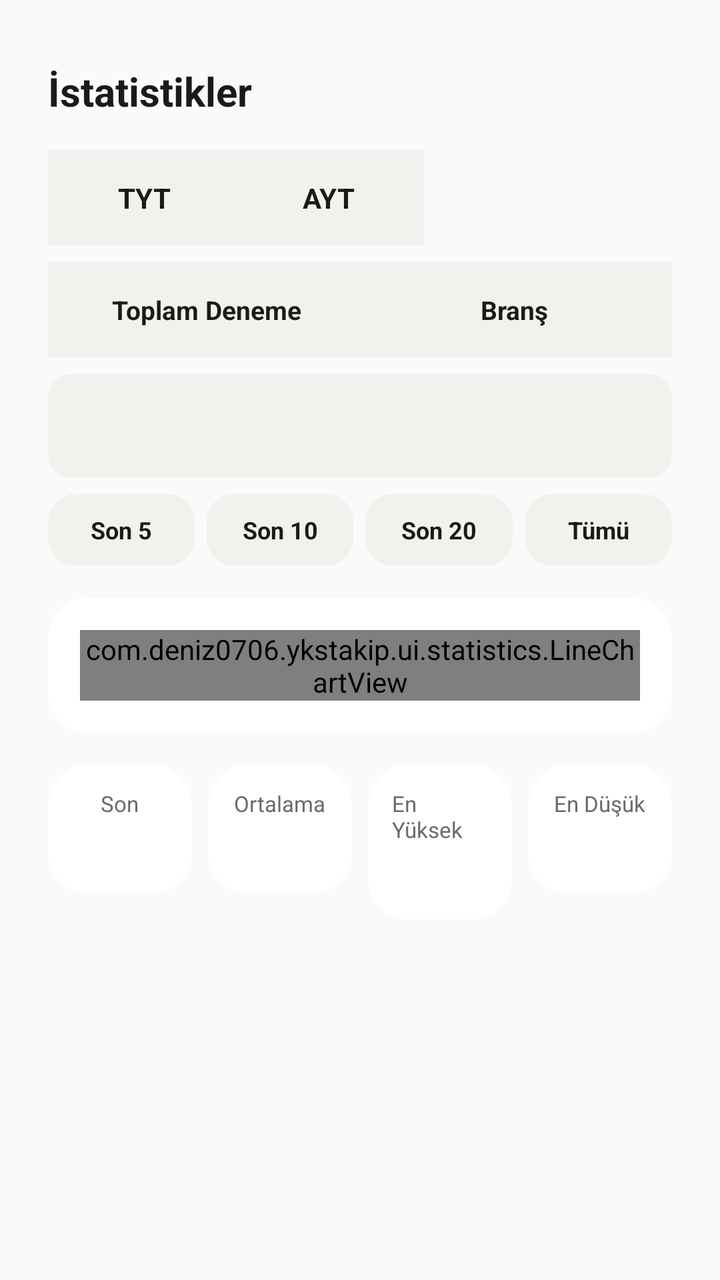
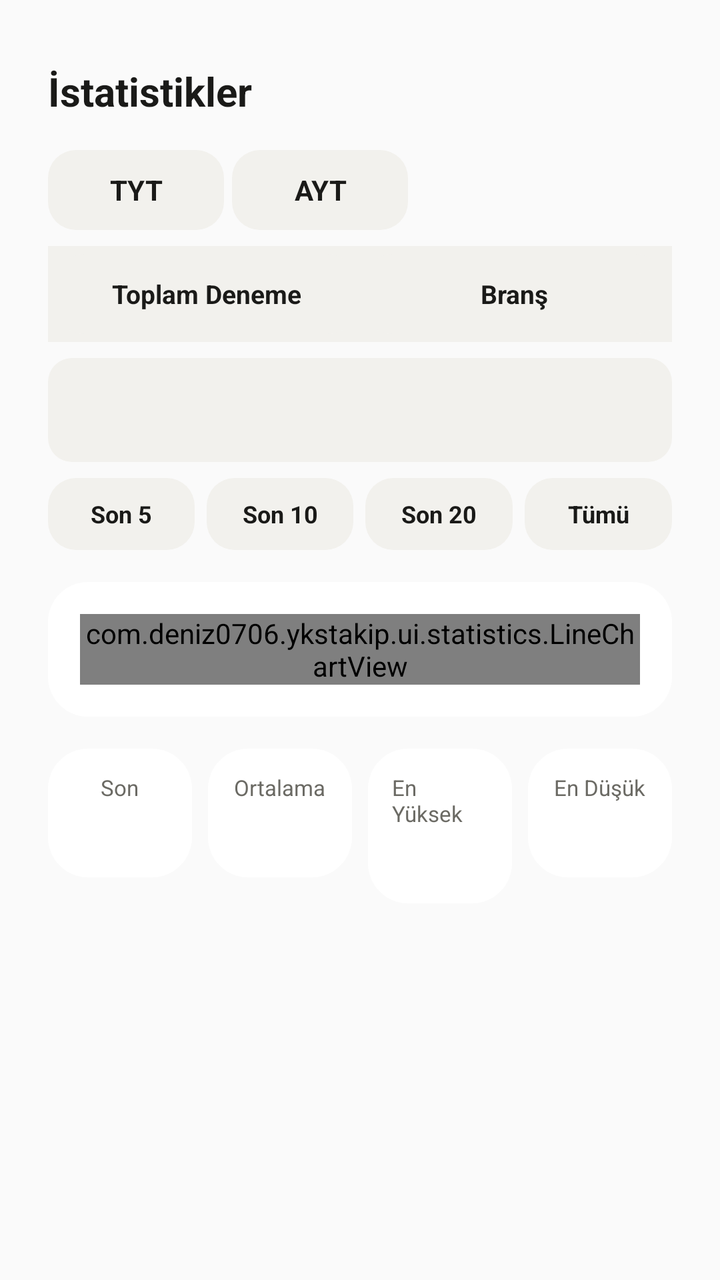

The first picture is an Android layout as it rendered before a commit; the second is the same layout after the commit. The layout source and the unified diff follow.
<!-- AndroidManifest.xml: application theme Theme.YksTakip -->
<!-- res/layout/fragment_statistics.xml -->
<?xml version="1.0" encoding="utf-8"?>
<ScrollView xmlns:android="http://schemas.android.com/apk/res/android"
    android:layout_width="match_parent"
    android:layout_height="match_parent"
    android:background="@color/background"
    android:clipToPadding="false"
    android:paddingBottom="100dp">

    <LinearLayout
        android:layout_width="match_parent"
        android:layout_height="wrap_content"
        android:orientation="vertical"
        android:paddingHorizontal="@dimen/space_l"
        android:paddingTop="@dimen/space_xl">

        <TextView
            android:layout_width="match_parent"
            android:layout_height="wrap_content"
            android:text="İstatistikler"
            android:textSize="@dimen/text_title"
            android:textStyle="bold"
            android:textColor="@color/on_background" />

        <LinearLayout
            android:layout_width="wrap_content"
            android:layout_height="wrap_content"
            android:layout_marginTop="@dimen/space_m"
            android:orientation="horizontal"
            android:background="@color/input_bg"
            android:padding="4dp">

            <TextView android:id="@+id/toggleTyt" android:layout_width="88dp" android:layout_height="40dp"
                android:gravity="center" android:text="TYT" android:textStyle="bold"
                android:background="@drawable/bg_pill_toggle" android:textColor="@color/on_background" />
            <TextView android:id="@+id/toggleAyt" android:layout_width="88dp" android:layout_height="40dp"
                android:layout_marginStart="4dp" android:gravity="center" android:text="AYT" android:textStyle="bold"
                android:background="@drawable/bg_pill_toggle" android:textColor="@color/on_background" />
        </LinearLayout>

        <LinearLayout
            android:layout_width="match_parent"
            android:layout_height="wrap_content"
            android:layout_marginTop="@dimen/space_s"
            android:orientation="horizontal"
            android:background="@color/input_bg"
            android:padding="4dp">

            <TextView android:id="@+id/modeToplam" android:layout_width="0dp" android:layout_height="40dp" android:layout_weight="1"
                android:gravity="center" android:text="Toplam Deneme" android:textStyle="bold" android:textSize="13sp"
                android:background="@drawable/bg_pill_toggle" android:textColor="@color/on_background" />
            <TextView android:id="@+id/modeBranch" android:layout_width="0dp" android:layout_height="40dp" android:layout_weight="1"
                android:layout_marginStart="4dp" android:gravity="center" android:text="Branş" android:textStyle="bold" android:textSize="13sp"
                android:background="@drawable/bg_pill_toggle" android:textColor="@color/on_background" />
        </LinearLayout>

        <TextView
            android:id="@+id/selectorBranch"
            android:layout_width="match_parent"
            android:layout_height="52dp"
            android:layout_marginTop="@dimen/space_s"
            android:background="@drawable/bg_input"
            android:paddingHorizontal="14dp"
            android:gravity="center_vertical"
            android:textColor="@color/on_background"
            android:textSize="@dimen/text_body"
            android:visibility="gone"
            android:clickable="true" android:focusable="true" />

        <TextView
            android:id="@+id/selectorMetric"
            android:layout_width="match_parent"
            android:layout_height="52dp"
            android:layout_marginTop="@dimen/space_s"
            android:background="@drawable/bg_input"
            android:paddingHorizontal="14dp"
            android:gravity="center_vertical"
            android:textColor="@color/on_background"
            android:textSize="@dimen/text_body"
            android:clickable="true" android:focusable="true" />

        <LinearLayout
            android:layout_width="match_parent"
            android:layout_height="wrap_content"
            android:layout_marginTop="@dimen/space_s"
            android:orientation="horizontal">

            <TextView android:id="@+id/range5" style="@style/RangeChip" android:text="Son 5" />
            <TextView android:id="@+id/range10" style="@style/RangeChip" android:text="Son 10" android:layout_marginStart="6dp" />
            <TextView android:id="@+id/range20" style="@style/RangeChip" android:text="Son 20" android:layout_marginStart="6dp" />
            <TextView android:id="@+id/rangeAll" style="@style/RangeChip" android:text="Tümü" android:layout_marginStart="6dp" />
        </LinearLayout>

        <LinearLayout
            android:layout_width="match_parent"
            android:layout_height="wrap_content"
            android:orientation="vertical"
            android:background="@drawable/bg_card"
            android:padding="@dimen/space_m"
            android:layout_marginTop="@dimen/space_m">

            <com.deniz0706.ykstakip.ui.statistics.LineChartView
                android:id="@+id/chart"
                android:layout_width="match_parent"
                android:layout_height="wrap_content" />

            <TextView
                android:id="@+id/tvEmptyChart"
                android:layout_width="match_parent"
                android:layout_height="wrap_content"
                android:layout_marginTop="@dimen/space_m"
                android:layout_marginBottom="@dimen/space_m"
                android:gravity="center"
                android:text="Bu istatistik için henüz yeterli veri yok."
                android:textColor="@color/on_surface_secondary"
                android:textSize="@dimen/text_body"
                android:visibility="gone" />
        </LinearLayout>

        <LinearLayout
            android:layout_width="match_parent"
            android:layout_height="wrap_content"
            android:layout_marginTop="@dimen/space_m"
            android:orientation="horizontal">

            <LinearLayout style="@style/StatMini"><TextView style="@style/StatMiniLabel" android:text="Son" />
                <TextView android:id="@+id/tvSon" style="@style/StatMiniValue" /></LinearLayout>
            <View android:layout_width="8dp" android:layout_height="1dp" />
            <LinearLayout style="@style/StatMini"><TextView style="@style/StatMiniLabel" android:text="Ortalama" />
                <TextView android:id="@+id/tvOrt" style="@style/StatMiniValue" /></LinearLayout>
            <View android:layout_width="8dp" android:layout_height="1dp" />
            <LinearLayout style="@style/StatMini"><TextView style="@style/StatMiniLabel" android:text="En Yüksek" />
                <TextView android:id="@+id/tvMax" style="@style/StatMiniValue" /></LinearLayout>
            <View android:layout_width="8dp" android:layout_height="1dp" />
            <LinearLayout style="@style/StatMini"><TextView style="@style/StatMiniLabel" android:text="En Düşük" />
                <TextView android:id="@+id/tvMin" style="@style/StatMiniValue" /></LinearLayout>
        </LinearLayout>

    </LinearLayout>
</ScrollView>
<!-- resources referenced by this layout -->
<resources>
  <color name="background">#FAFAFA</color>
  <color name="input_bg">#F2F1ED</color>
  <color name="on_background">#1A1A18</color>
  <color name="on_surface_secondary">#6B6A64</color>
  <dimen name="space_l">24dp</dimen>
  <dimen name="space_m">16dp</dimen>
  <dimen name="space_s">8dp</dimen>
  <dimen name="space_xl">32dp</dimen>
  <dimen name="text_body">15sp</dimen>
  <dimen name="text_title">20sp</dimen>
  <!-- drawable bg_card (drawable) -->
  <?xml version="1.0" encoding="utf-8"?>
  <shape xmlns:android="http://schemas.android.com/apk/res/android" android:shape="rectangle">
      <solid android:color="@color/surface" />
      <corners android:radius="@dimen/card_radius" />
  </shape>
  <!-- drawable bg_input (drawable) -->
  <?xml version="1.0" encoding="utf-8"?>
  <shape xmlns:android="http://schemas.android.com/apk/res/android" android:shape="rectangle">
      <solid android:color="@color/input_bg" />
      <corners android:radius="12dp" />
  </shape>
  <!-- drawable bg_pill_toggle (drawable) -->
  <?xml version="1.0" encoding="utf-8"?>
  <selector xmlns:android="http://schemas.android.com/apk/res/android">
      <item android:state_selected="true">
          <shape android:shape="rectangle">
              <solid android:color="@color/accent" />
              <corners android:radius="14dp" />
          </shape>
      </item>
      <item>
          <shape android:shape="rectangle">
              <solid android:color="@color/input_bg" />
              <corners android:radius="14dp" />
          </shape>
      </item>
  </selector>
  <style name="RangeChip">
          <item name="android:layout_width">0dp</item>
          <item name="android:layout_height">36dp</item>
          <item name="android:layout_weight">1</item>
          <item name="android:gravity">center</item>
          <item name="android:textSize">12sp</item>
          <item name="android:textStyle">bold</item>
          <item name="android:background">@drawable/bg_pill_toggle</item>
          <item name="android:textColor">@color/on_background</item>
      </style>
  <style name="StatMini">
          <item name="android:layout_width">0dp</item>
          <item name="android:layout_height">wrap_content</item>
          <item name="android:layout_weight">1</item>
          <item name="android:orientation">vertical</item>
          <item name="android:gravity">center</item>
          <item name="android:background">@drawable/bg_card</item>
          <item name="android:padding">12dp</item>
      </style>
  <style name="StatMiniLabel">
          <item name="android:layout_width">wrap_content</item>
          <item name="android:layout_height">wrap_content</item>
          <item name="android:textSize">11sp</item>
          <item name="android:textColor">@color/on_surface_secondary</item>
      </style>
  <style name="StatMiniValue">
          <item name="android:layout_width">wrap_content</item>
          <item name="android:layout_height">wrap_content</item>
          <item name="android:layout_marginTop">4dp</item>
          <item name="android:textSize">16sp</item>
          <item name="android:textStyle">bold</item>
          <item name="android:textColor">@color/on_background</item>
      </style>
  <style name="Theme.YksTakip" parent="Theme.MaterialComponents.DayNight.NoActionBar">
          <item name="android:windowBackground">@color/background</item>
          <item name="android:statusBarColor">@color/background</item>
          <item name="android:navigationBarColor">@color/background</item>
          <item name="colorPrimary">@color/accent</item>
          <item name="colorAccent">@color/accent</item>
          <item name="android:windowLightStatusBar" tools:targetApi="m">true</item>
      </style>
  <color name="surface">#FFFFFF</color>
  <dimen name="card_radius">20dp</dimen>
  <color name="accent">#0A84FF</color>
</resources>

<!-- the commit's change to res/layout/fragment_statistics.xml (unified diff, before → after) -->
@@ -25,9 +25,7 @@
             android:layout_width="wrap_content"
             android:layout_height="wrap_content"
             android:layout_marginTop="@dimen/space_m"
-            android:orientation="horizontal"
-            android:background="@color/input_bg"
-            android:padding="4dp">
+            android:orientation="horizontal">
 
             <TextView android:id="@+id/toggleTyt" android:layout_width="88dp" android:layout_height="40dp"
                 android:gravity="center" android:text="TYT" android:textStyle="bold"
@@ -48,7 +46,8 @@
             <TextView android:id="@+id/modeToplam" android:layout_width="0dp" android:layout_height="40dp" android:layout_weight="1"
                 android:gravity="center" android:text="Toplam Deneme" android:textStyle="bold" android:textSize="13sp"
                 android:background="@drawable/bg_pill_toggle" android:textColor="@color/on_background" />
-            <TextView android:id="@+id/modeBranch" android:layout_width="0dp" android:layout_height="40dp" android:layout_weight="1"
+            <TextView android:id="@+id/modeBranch" android:layout_width="0dp" android:layout_height="40dp"
+                android:layout_weight="1"
                 android:layout_marginStart="4dp" android:gravity="center" android:text="Branş" android:textStyle="bold" android:textSize="13sp"
                 android:background="@drawable/bg_pill_toggle" android:textColor="@color/on_background" />
         </LinearLayout>
